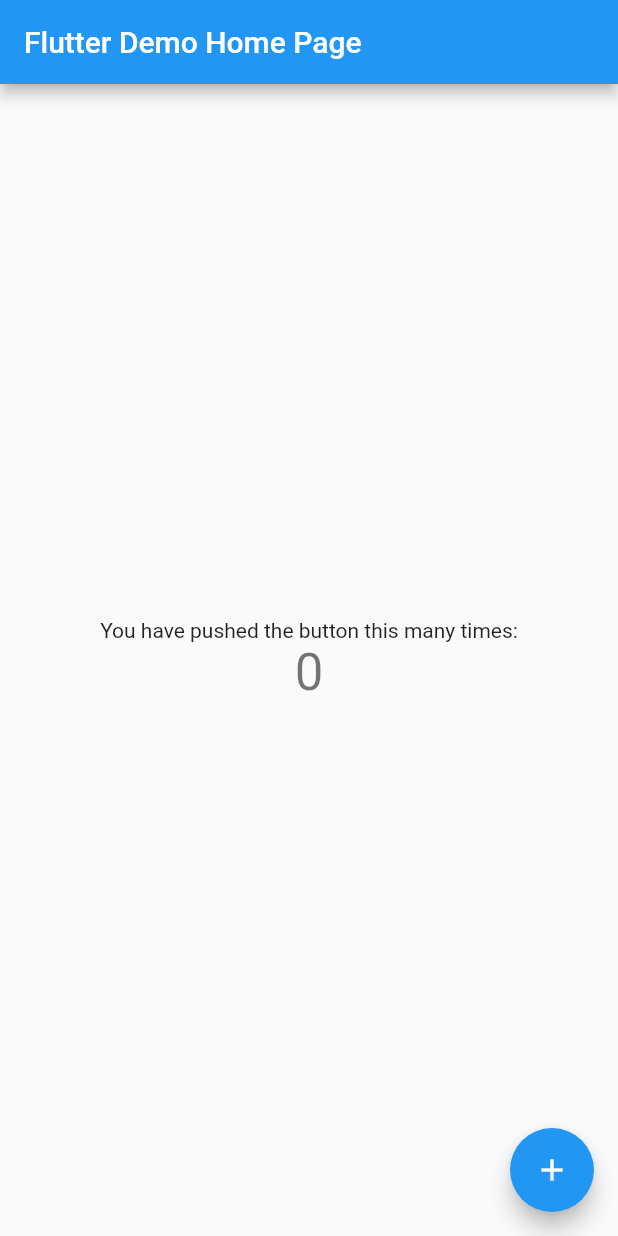
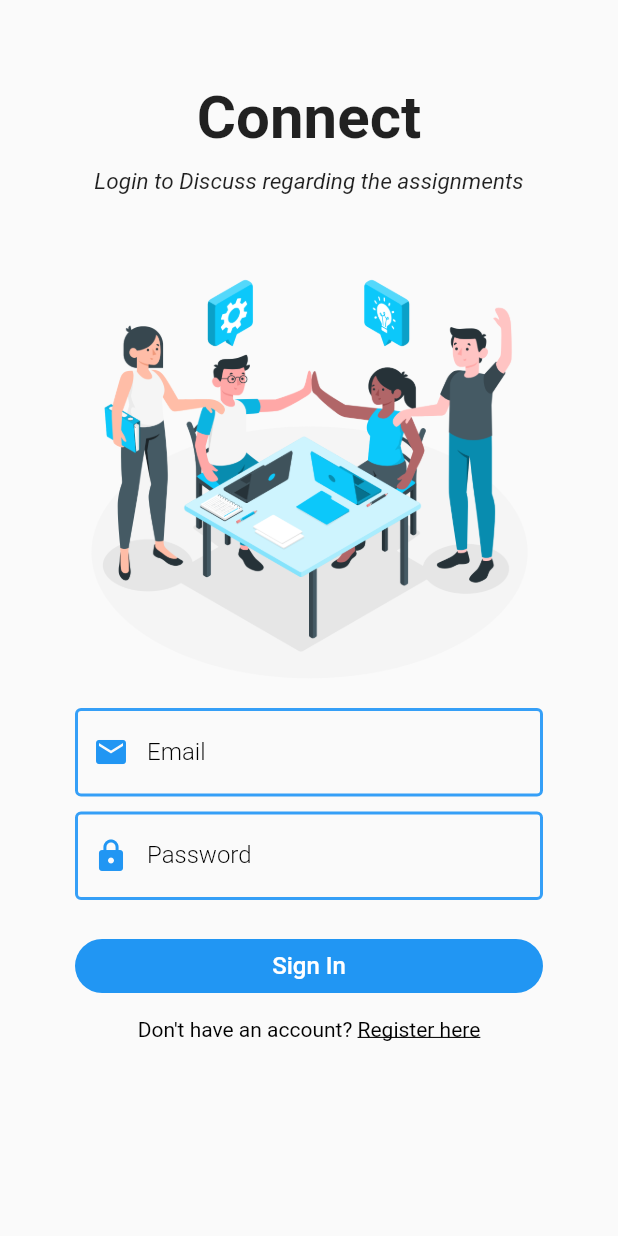
Before and after one commit to CPAD2022/CPAD2022SecATeam06, a Flutter app: the screen it shows after launch, on a phone screen of 412 x 824 dp. Run offline on Flutter 3.47's test engine with Material 2 defaults, Android fonts, the phone set to English and light mode, and no system bars; our stand-ins replace firebase_core, shared_preferences; accounts and stored records are empty.

Commit message:
Login page basic UI

```diff
--- /dev/null
+++ b/lib/helper/helperFunction.dart
@@ -0,0 +1,16 @@
+import 'package:shared_preferences/shared_preferences.dart';
+
+class HelperFunction {
+  //getting the key
+  static String userLoggedInKey = "LOGGEDINKEY";
+  static String userNameKey = "USERNAMEKEY";
+  static String userEmailKey = "USEREMAILKEY";
+
+  //savedata to shared preferences
+
+  //getting data from shared preferences
+  static Future<bool?> getUserLoggedInStatus() async {
+    SharedPreferences sf = await SharedPreferences.getInstance();
+    return sf.getBool(userLoggedInKey);
+  }
+}
--- a/lib/main.dart
+++ b/lib/main.dart
@@ -1,115 +1,56 @@
+import 'package:connect/helper/helperFunction.dart';
+import 'package:connect/pages/homePage.dart';
+import 'package:connect/pages/authentication/loginPage.dart';
+import 'package:connect/shared/constants.dart';
+import 'package:firebase_core/firebase_core.dart';
 import 'package:flutter/material.dart';
+import 'package:flutter/foundation.dart';
 
-void main() {
+void main() async {
+  WidgetsFlutterBinding.ensureInitialized();
+  if (kIsWeb) {
+    // for web
+    await Firebase.initializeApp(
+        options: FirebaseOptions(
+            apiKey: Constants.apiKey,
+            appId: Constants.appId,
+            messagingSenderId: Constants.messagingSenderId,
+            projectId: Constants.projectId));
+  } else {
+    //for ios & android
+    await Firebase.initializeApp();
+  }
+
   runApp(const MyApp());
 }
 
-class MyApp extends StatelessWidget {
-  const MyApp({super.key});
+class MyApp extends StatefulWidget {
+  const MyApp({Key? key}) : super(key: key);
 
-  // This widget is the root of your application.
   @override
-  Widget build(BuildContext context) {
-    return MaterialApp(
-      title: 'Flutter Demo',
-      theme: ThemeData(
-        // This is the theme of your application.
-        //
-        // Try running your application with "flutter run". You'll see the
-        // application has a blue toolbar. Then, without quitting the app, try
-        // changing the primarySwatch below to Colors.green and then invoke
-        // "hot reload" (press "r" in the console where you ran "flutter run",
-        // or simply save your changes to "hot reload" in a Flutter IDE).
-        // Notice that the counter didn't reset back to zero; the application
-        // is not restarted.
-        primarySwatch: Colors.blue,
-      ),
-      home: const MyHomePage(title: 'Flutter Demo Home Page'),
-    );
-  }
+  State<MyApp> createState() => _MyAppState();
 }
 
-class MyHomePage extends StatefulWidget {
-  const MyHomePage({super.key, required this.title});
+class _MyAppState extends State<MyApp> {
+  bool _userIsSignedIn = false;
 
-  // This widget is the home page of your application. It is stateful, meaning
-  // that it has a State object (defined below) that contains fields that affect
-  // how it looks.
+  // This widget is the root of the application.
+  @override
+  void initState() {
+    super.initState();
+    getUserLoggedInStatus();
+  }
 
-  // This class is the configuration for the state. It holds the values (in this
-  // case the title) provided by the parent (in this case the App widget) and
-  // used by the build method of the State. Fields in a Widget subclass are
-  // always marked "final".
-
-  final String title;
-
-  @override
-  State<MyHomePage> createState() => _MyHomePageState();
-}
-
-class _MyHomePageState extends State<MyHomePage> {
-  int _counter = 0;
-
-  void _incrementCounter() {
-    setState(() {
-      // This call to setState tells the Flutter framework that something has
-      // changed in this State, which causes it to rerun the build method below
-      // so that the display can reflect the updated values. If we changed
-      // _counter without calling setState(), then the build method would not be
-      // called again, and so nothing would appear to happen.
-      _counter++;
-    });
+  getUserLoggedInStatus() async {
+    HelperFunction.getUserLoggedInStatus().then((value) => {
+          if (value != null) {_userIsSignedIn = value}
+        });
   }
 
   @override
   Widget build(BuildContext context) {
-    // This method is rerun every time setState is called, for instance as done
-    // by the _incrementCounter method above.
-    //
-    // The Flutter framework has been optimized to make rerunning build methods
-    // fast, so that you can just rebuild anything that needs updating rather
-    // than having to individually change instances of widgets.
-    return Scaffold(
-      appBar: AppBar(
-        // Here we take the value from the MyHomePage object that was created by
-        // the App.build method, and use it to set our appbar title.
-        title: Text(widget.title),
-      ),
-      body: Center(
-        // Center is a layout widget. It takes a single child and positions it
-        // in the middle of the parent.
-        child: Column(
-          // Column is also a layout widget. It takes a list of children and
-          // arranges them vertically. By default, it sizes itself to fit its
-          // children horizontally, and tries to be as tall as its parent.
-          //
-          // Invoke "debug painting" (press "p" in the console, choose the
-          // "Toggle Debug Paint" action from the Flutter Inspector in Android
-          // Studio, or the "Toggle Debug Paint" command in Visual Studio Code)
-          // to see the wireframe for each widget.
-          //
-          // Column has various properties to control how it sizes itself and
-          // how it positions its children. Here we use mainAxisAlignment to
-          // center the children vertically; the main axis here is the vertical
-          // axis because Columns are vertical (the cross axis would be
-          // horizontal).
-          mainAxisAlignment: MainAxisAlignment.center,
-          children: <Widget>[
-            const Text(
-              'You have pushed the button this many times:',
-            ),
-            Text(
-              '$_counter',
-              style: Theme.of(context).textTheme.headline4,
-            ),
-          ],
-        ),
-      ),
-      floatingActionButton: FloatingActionButton(
-        onPressed: _incrementCounter,
-        tooltip: 'Increment',
-        child: const Icon(Icons.add),
-      ), // This trailing comma makes auto-formatting nicer for build methods.
-    );
+    return MaterialApp(
+        debugShowCheckedModeBanner: false,
+        home: _userIsSignedIn ? const HomePage() : const LoginPage());
   }
 }
--- /dev/null
+++ b/lib/pages/authentication/loginPage.dart
@@ -0,0 +1,125 @@
+import 'package:connect/pages/authentication/registerPage.dart';
+import 'package:connect/widgets/widgets.dart';
+import 'package:flutter/gestures.dart';
+import 'package:flutter/material.dart';
+
+class LoginPage extends StatefulWidget {
+  const LoginPage({super.key});
+
+  @override
+  State<LoginPage> createState() => _LoginPageState();
+}
+
+class _LoginPageState extends State<LoginPage> {
+  final formKey = GlobalKey<FormState>();
+  String email = "";
+  String password = "";
+
+  @override
+  Widget build(BuildContext context) {
+    return Scaffold(
+      body: SingleChildScrollView(
+        child: Padding(
+          padding: const EdgeInsets.symmetric(horizontal: 50, vertical: 40),
+          child: Form(
+            key: formKey,
+            child: Column(
+              mainAxisAlignment: MainAxisAlignment.center,
+              crossAxisAlignment: CrossAxisAlignment.center,
+              children: <Widget>[
+                const SizedBox(height: 15),
+                const Text(
+                  "Connect",
+                  style: TextStyle(fontWeight: FontWeight.bold, fontSize: 40),
+                ),
+                const SizedBox(height: 10),
+                const Text(
+                  "Login to Discuss regarding the assignments",
+                  style: TextStyle(
+                      fontStyle: FontStyle.italic,
+                      fontSize: 15,
+                      fontWeight: FontWeight.w400),
+                ),
+                const SizedBox(height: 30),
+                Image.asset("assets/login_page.png"),
+                TextFormField(
+                  decoration: textInputDecoration.copyWith(
+                    labelText: "Email",
+                    prefixIcon: Icon(Icons.email,
+                        color: Theme.of(context).primaryColor),
+                  ),
+                  onChanged: (value) {
+                    email = value;
+                  },
+                  validator: (val) {
+                    return RegExp(
+                                r"^[a-zA-Z0-9.a-zA-Z0-9.!#$%&'*+-/=?^_`{|}~]+@[a-zA-Z0-9]+\.[a-zA-Z]+")
+                            .hasMatch(val!)
+                        ? null
+                        : "Please enter a valid email";
+                  },
+                ),
+                const SizedBox(height: 10),
+                TextFormField(
+                  obscureText: true,
+                  decoration: textInputDecoration.copyWith(
+                    labelText: "Password",
+                    prefixIcon:
+                        Icon(Icons.lock, color: Theme.of(context).primaryColor),
+                  ),
+                  onChanged: (value) {
+                    password = value;
+                  },
+                  validator: (val) {
+                    return val!.length > 6
+                        ? val
+                        : "Password must be greater than 6 characters";
+                  },
+                ),
+                const SizedBox(
+                  height: 20,
+                ),
+                SizedBox(
+                  width: double.infinity,
+                  child: ElevatedButton(
+                    style: ElevatedButton.styleFrom(
+                        backgroundColor: Theme.of(context).primaryColor,
+                        elevation: 0,
+                        shape: RoundedRectangleBorder(
+                            borderRadius: BorderRadius.circular(30))),
+                    child: const Text(
+                      "Sign In",
+                      style: TextStyle(color: Colors.white, fontSize: 16),
+                    ),
+                    onPressed: () {
+                      login();
+                    },
+                  ),
+                ),
+                const SizedBox(
+                  height: 10,
+                ),
+                Text.rich(TextSpan(
+                    text: "Don't have an account? ",
+                    style: const TextStyle(color: Colors.black, fontSize: 14),
+                    children: <TextSpan>[
+                      TextSpan(
+                          text: "Register here",
+                          style: const TextStyle(
+                              color: Colors.black,
+                              decoration: TextDecoration.underline),
+                          recognizer: TapGestureRecognizer()..onTap = () {})
+                    ]))
+              ],
+            ),
+          ),
+        ),
+      ),
+    );
+  }
+
+  login() {
+    if (formKey.currentState!.validate()) {}
+    ;
+  }
+}
--- /dev/null
+++ b/lib/pages/homePage.dart
@@ -0,0 +1,15 @@
+import 'package:flutter/material.dart';
+
+class HomePage extends StatefulWidget {
+  const HomePage({Key? key}) : super(key: key);
+
+  @override
+  State<HomePage> createState() => _HomePageState();
+}
+
+class _HomePageState extends State<HomePage> {
+  @override
+  Widget build(BuildContext context) {
+    return Scaffold(body: Center(child: Text("Home Page")));
+  }
+}
--- /dev/null
+++ b/lib/shared/constants.dart
@@ -0,0 +1,9 @@
+import 'package:flutter/material.dart';
+
+class Constants {
+  static String apiKey = "AIzaSyAmF07hVoA2PVsuMTlkWXjXD82yXq_buQQ";
+  static String appId = "1:997009060662:web:2673130c7c5975e6b73997";
+  static String messagingSenderId = "997009060662";
+  static String projectId = "connectflutter-7d1a9";
+  final primaryColor = const Color.fromARGB(255, 243, 42, 42);
+}
--- /dev/null
+++ b/lib/widgets/widgets.dart
@@ -0,0 +1,22 @@
+import 'package:flutter/material.dart';
+
+const textInputDecoration = InputDecoration(
+    labelStyle: TextStyle(color: Colors.black, fontWeight: FontWeight.w300),
+    focusedBorder: OutlineInputBorder(
+        borderSide:
+            BorderSide(color: Color.fromARGB(255, 143, 42, 243), width: 2)),
+    enabledBorder: OutlineInputBorder(
+        borderSide:
+            BorderSide(color: Color.fromARGB(255, 53, 159, 247), width: 2)),
+    errorBorder: OutlineInputBorder(
+        borderSide:
+            BorderSide(color: Color.fromARGB(255, 243, 42, 42), width: 2)));
+
+void goToNextScreen(context, page) {
+  Navigator.push(context, MaterialPageRoute(builder: (context) => page));
+}
+
+void nextScreenUpdate(context, page) {
+  Navigator.pushReplacement(
+      context, MaterialPageRoute(builder: (context) => page));
+}
```
Also changed, not shown: assets/login_page.png (added).
